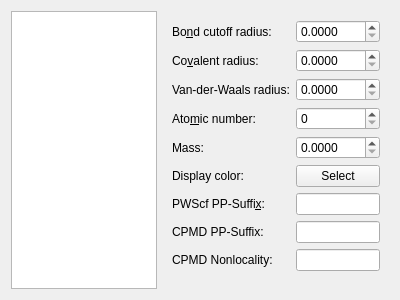
Above: vipster/qt/psewidget.ui from sgsaenger/vipster before the change. Below: the same form after it.
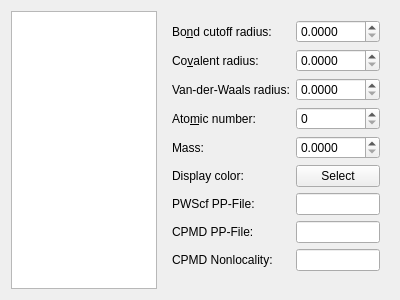
That is the form after the change.

Commit message: fix: don't call specific PP-file 'PP-suffix'

What changed in the file:
```diff
--- a/vipster/qt/psewidget.ui
+++ b/vipster/qt/psewidget.ui
@@ -40,7 +40,7 @@
       <item row="7" column="0">
        <widget class="QLabel" name="cpppLabel">
         <property name="text">
-         <string>CPMD PP-Suffix:</string>
+         <string>CPMD PP-File:</string>
         </property>
         <property name="buddy">
          <cstring>cpppSel</cstring>
@@ -144,7 +144,7 @@
       <item row="6" column="0">
        <widget class="QLabel" name="pwppLabel">
         <property name="text">
-         <string>PWScf PP-Suffi&amp;x:</string>
+         <string>PWScf PP-File:</string>
         </property>
         <property name="buddy">
          <cstring>pwppSel</cstring>
```
